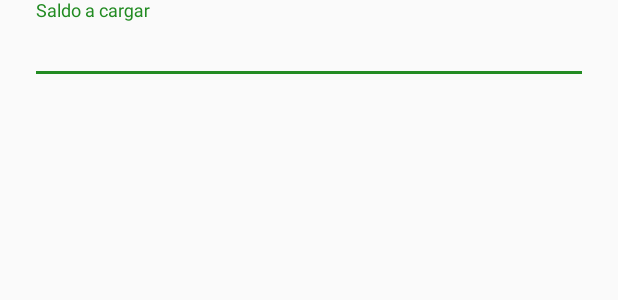
After one commit to tutee/EstacionamientoFRLP, an Android app: the layout activity_addsaldo.xml on its own in the app's theme, with its tools: preview values and no code run, on a phone screen of 412 x 824 dp. The commit adds this screen. Shown: the top 300 px of the screen. Run offline under Robolectric (Android 15) with nearby library versions, the phone set to English and light mode, and no system bars.

```diff
--- /dev/null
+++ b/app/src/main/res/layout/activity_addsaldo.xml
@@ -0,0 +1,27 @@
+<?xml version="1.0" encoding="utf-8"?>
+<LinearLayout xmlns:android="http://schemas.android.com/apk/res/android"
+    android:orientation="vertical" android:layout_width="match_parent"
+    android:layout_height="match_parent">
+
+    <android.support.design.widget.TextInputLayout
+        android:id="@+id/contravieja"
+        android:layout_width="match_parent"
+        android:layout_height="wrap_content">
+
+        <EditText
+            android:id="@+id/contraviejaedit"
+            android:layout_width="match_parent"
+            android:layout_height="wrap_content"
+            android:hint="Saldo a cargar"
+            android:layout_marginLeft="20dp"
+            android:layout_marginRight="20dp"
+            android:layout_marginTop="20dp"
+            android:inputType="number"
+            android:singleLine="true"/>
+
+
+    </android.support.design.widget.TextInputLayout>
+
+
+
+</LinearLayout>
--- /dev/null
+++ b/app/src/main/res/layout/nav_header.xml
@@ -0,0 +1,6 @@
+<?xml version="1.0" encoding="utf-8"?>
+<LinearLayout xmlns:android="http://schemas.android.com/apk/res/android"
+    android:orientation="vertical" android:layout_width="match_parent"
+    android:layout_height="match_parent">
+
+</LinearLayout>
--- a/app/src/main/res/values/colors.xml
+++ b/app/src/main/res/values/colors.xml
@@ -2,7 +2,7 @@
 <resources>
     <color name="colorPrimary">#B22222</color>
     <color name="colorPrimaryDark">#901D1D</color>
-    <color name="colorAccent">#FFD700</color>
+    <color name="colorAccent">#228B22</color>
 
 
 
```
Also changed, not shown: app/src/main/java/com/tute/estacionamientofrlp/CompraActivity.java (+10 -10 lines), app/src/main/res/menu/menu_navadm.xml (added, +20 -0 lines).
